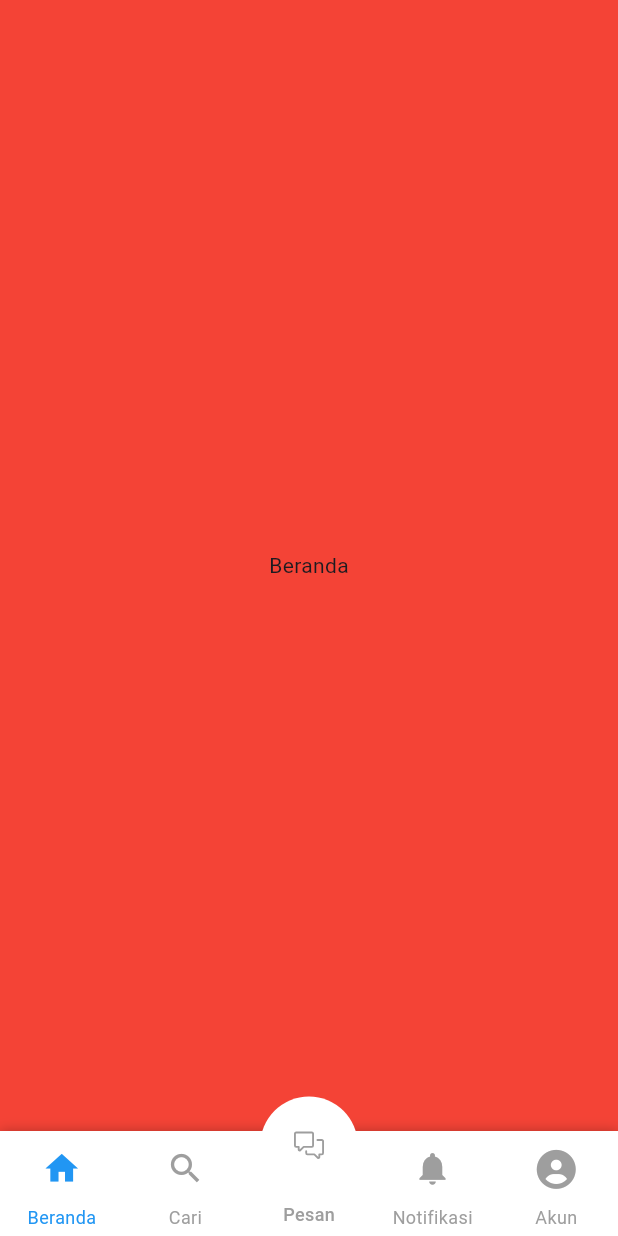
After one commit to nugrohobayu/flutter-experiment, a Flutter app: the NavbarScreen screen opened directly, on a phone screen of 412 x 824 dp. The commit adds this screen. Run offline on Flutter 3.47's test engine with Material 3 defaults, Android fonts, the phone set to English and light mode, and no system bars; drawn by our look-alikes of persistent_bottom_nav_bar; our stand-ins replace carousel_slider, icons_plus; missing offline and left inert: tutorial_coach_mark.

Commit message:
feat: bottom navbar screen

```diff
--- a/lib/screens/home_screen.dart
+++ b/lib/screens/home_screen.dart
@@ -1,8 +1,9 @@
 import 'package:flutter/material.dart';
 import 'package:flutter_experiment/screens/carousel_screen.dart';
-import 'package:flutter_experiment/screens/local_notif_screen.dart';
+import 'package:flutter_experiment/screens/navbar_screen.dart';
 import 'package:flutter_experiment/screens/news_details_page.dart';
 import 'package:flutter_experiment/screens/onboarding_screen.dart';
+import 'package:flutter_experiment/screens/searchbar_screen.dart';
 import 'package:flutter_experiment/screens/tooltip_screen.dart';
 
 class HomeScreen extends StatelessWidget {
@@ -11,14 +12,14 @@ class HomeScreen extends StatelessWidget {
   @override
   Widget build(BuildContext context) {
     List menus = [
-      {
-        'title': 'Local Notif',
-        'page': const LocalNotifScreen(),
-      },
-      {
-        'title': 'Push Notif',
-        'page': const LocalNotifScreen(),
-      },
+      // {
+      //   'title': 'Local Notif',
+      //   'page': const LocalNotifScreen(),
+      // },
+      // {
+      //   'title': 'Push Notif',
+      //   'page': const LocalNotifScreen(),
+      // },
       {
         'title': 'News',
         'page': const NewsDetailsPage(),
@@ -35,6 +36,14 @@ class HomeScreen extends StatelessWidget {
         'title': 'Onboarding',
         'page': const OnboardingScreen(),
       },
+      {
+        'title': 'Search Bar',
+        'page': const SearchbarScreen(),
+      },
+      {
+        'title': 'Navigation Bar',
+        'page': NavbarScreen(),
+      },
     ];
     return Scaffold(
       appBar: AppBar(
@@ -43,7 +52,8 @@ class HomeScreen extends StatelessWidget {
       body: ListView(
         padding: const EdgeInsets.symmetric(horizontal: 16.0, vertical: 8.0),
         children: menus
-            .map((e) => Padding(
+            .map((e) =>
+            Padding(
               padding: const EdgeInsets.only(bottom: 16.0),
               child: ListTile(
                 title: Text(e['title']),
--- /dev/null
+++ b/lib/screens/navbar_screen.dart
@@ -0,0 +1,129 @@
+import 'package:flutter/material.dart';
+import 'package:icons_plus/icons_plus.dart';
+import 'package:persistent_bottom_nav_bar/persistent_bottom_nav_bar.dart';
+
+class NavbarScreen extends StatefulWidget {
+  const NavbarScreen({super.key});
+
+  @override
+  State<NavbarScreen> createState() => _NavbarScreenState();
+}
+
+class _NavbarScreenState extends State<NavbarScreen> {
+  final PersistentTabController _controller = PersistentTabController(initialIndex: 0);
+
+  List<Widget> screens = [
+    Container(color: Colors.red, child: Center(child: Text("Beranda"))),
+    Center(child: Text("Cari")),
+    Center(child: Text("Pesan")),
+    Center(child: Text("Notifikasi")),
+    Center(child: Text("Akun")),
+  ];
+
+  List<PersistentBottomNavBarItem> items = [
+    PersistentBottomNavBarItem(
+      icon: Padding(
+        padding: const EdgeInsets.all(8.0),
+        child: Icon(Icons.home),
+      ),
+      title: "Beranda",
+      activeColorPrimary: Colors.blue,
+      inactiveColorPrimary: Colors.grey,
+    ),
+    PersistentBottomNavBarItem(
+      icon: Padding(
+        padding: const EdgeInsets.all(8.0),
+        child: Icon(Icons.search),
+      ),
+      title: "Cari",
+      activeColorPrimary: Colors.blue,
+      inactiveColorPrimary: Colors.grey,
+    ),
+    PersistentBottomNavBarItem(
+      contentPadding: 16,
+      icon: Center(
+        child: Container(
+          width: 100,
+          height: 100,
+          decoration: BoxDecoration(
+            color: Colors.white,
+            shape: BoxShape.circle,
+          ),
+          child: Icon(
+            OctIcons.comment_discussion,
+            color: Colors.blue,
+            size: 20,
+          ),
+        ),
+      ),
+      inactiveIcon: Center(
+        child: Container(
+          width: 120, // Pastikan ukuran ditentukan
+          height: 120,
+          decoration: BoxDecoration(
+            color: Colors.white,
+            shape: BoxShape.circle,
+          ),
+          child: Icon(
+            OctIcons.comment_discussion,
+            color: Colors.grey,
+            size: 20,
+          ),
+        ),
+      ),
+      title: "Pesan",
+      inactiveColorSecondary: Colors.grey,
+      inactiveColorPrimary: Colors.grey,
+      activeColorPrimary: Colors.transparent,
+      activeColorSecondary: Colors.blue,
+      textStyle: TextStyle(
+        color: Colors.blue,
+        fontSize: 12,
+        fontWeight: FontWeight.w500,
+      ),
+    ),
+    PersistentBottomNavBarItem(
+      icon: Padding(
+        padding: const EdgeInsets.all(8.0),
+        child: Icon(Icons.notifications),
+      ),
+      title: "Notifikasi",
+      activeColorPrimary: Colors.blue,
+      inactiveColorPrimary: Colors.grey,
+    ),
+    PersistentBottomNavBarItem(
+      icon: Padding(
+        padding: const EdgeInsets.all(8.0),
+        child: Icon(
+          FontAwesome.circle_user_solid,
+        ),
+      ),
+      title: "Akun",
+      activeColorPrimary: Colors.blue,
+      inactiveColorPrimary: Colors.grey,
+    ),
+  ];
+
+  @override
+  Widget build(BuildContext context) {
+    return Scaffold(
+      body: PersistentTabView(
+        context,
+        controller: _controller,
+        screens: screens,
+        items: items,
+        confineToSafeArea: true,
+        backgroundColor: Colors.white,
+        handleAndroidBackButtonPress: true,
+        resizeToAvoidBottomInset: true,
+        stateManagement: true,
+        navBarHeight: 70,
+        padding: EdgeInsets.only(bottom: 6),
+        decoration: NavBarDecoration(
+          boxShadow: [BoxShadow(color: Colors.black26, blurRadius: 6)],
+        ),
+        navBarStyle: NavBarStyle.style15, // Pilih gaya navbar yang sederhana
+      ),
+    );
+  }
+}
```
Also changed, not shown: pubspec.yaml (+9 -3 lines), assets/images/ic-akun.svg (added), assets/images/ic-chat.svg (added), pubspec.lock. Lines whose indentation alone changed are shown as unchanged.
